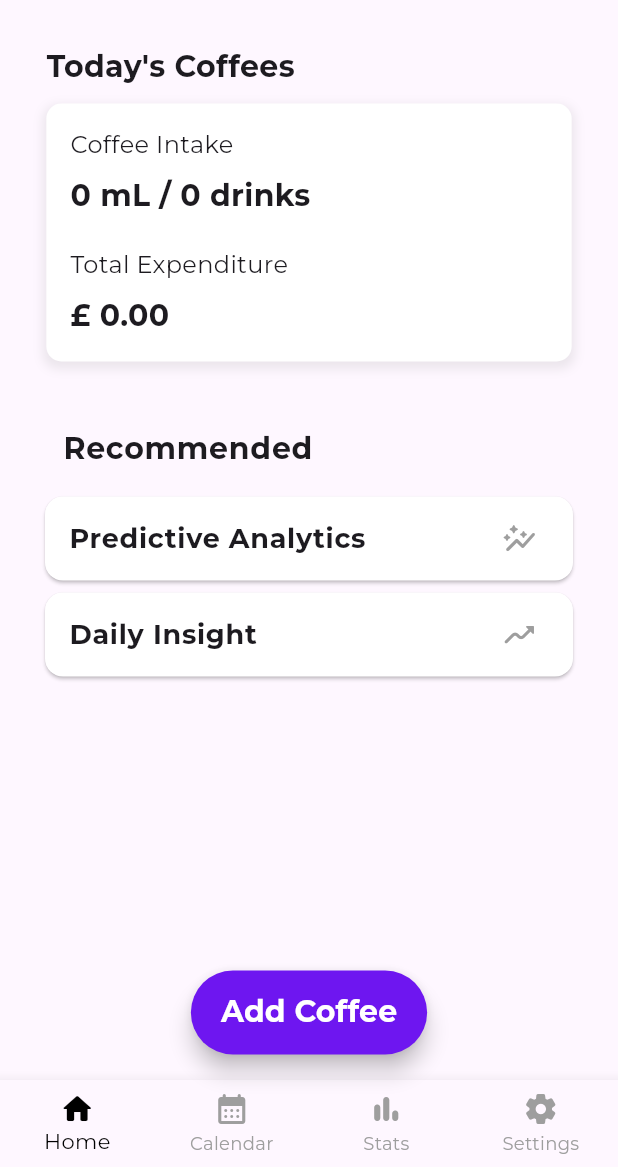
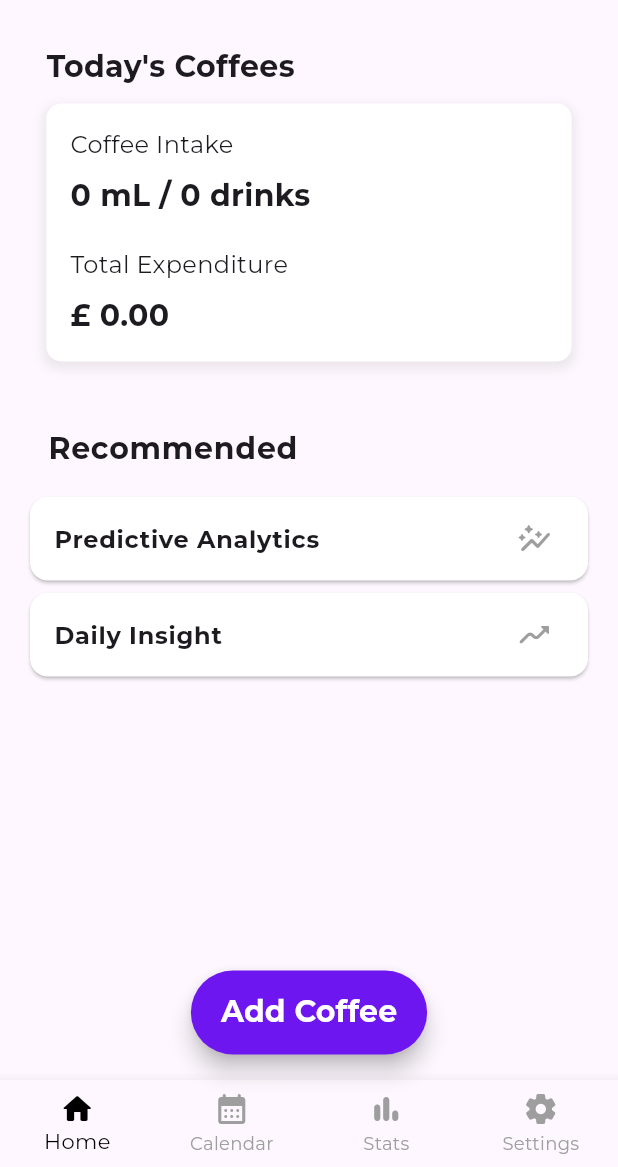
Before and after one commit to KittinatAna/coffeetracker, a Flutter app: the Home screen opened by its route, on a phone screen of 412 x 824 dp, the part 69-1236 px from its top. Run offline on Flutter 3.47's test engine with Material 3 defaults, Android fonts, the light colour scheme and no system bars; our stand-ins replace cloud_firestore, csv, device_info_plus, firebase_core, fl_chart, geocoding and 11 more; missing offline and left inert: google_mlkit_text_recognition, tflite_flutter; accounts and stored records are empty.

Commit message:
23072024_1713 Update setting.dart

```diff
--- a/coffeetracker/lib/screens/home.dart
+++ b/coffeetracker/lib/screens/home.dart
@@ -438,9 +438,7 @@ class _HomeState extends State<Home> {
     DateTime endDate;
     startDate = DateTime(currentDate.year, currentDate.month, currentDate.day - 1);
     endDate = startDate.add(const Duration(days: 2));
-      return Padding(
-      padding: const EdgeInsets.symmetric(horizontal: 10),
-      child: Column(
+      return Column(
         children: [
           ListTile(
             title: Text(
@@ -457,7 +455,7 @@ class _HomeState extends State<Home> {
               title: Text(
                 'Predictive Analytics',
                 style: GoogleFonts.montserrat(
-                  fontSize: 18,
+                  fontSize: 16,
                   fontWeight: FontWeight.bold,
                 ),
               ),
@@ -480,7 +478,7 @@ class _HomeState extends State<Home> {
               title: Text(
                 'Daily Insight',
                 style: GoogleFonts.montserrat(
-                  fontSize: 18,
+                  fontSize: 16,
                   fontWeight: FontWeight.bold,
                 ),
               ),
@@ -500,7 +498,6 @@ class _HomeState extends State<Home> {
             ),
           ),
         ],
-      ),
-    );
+      );
   }
 }
```
Also changed, not shown: coffeetracker/lib/screens/setting.dart (+20 -16 lines), coffeetracker/lib/screens/stats/predictive_analytics.dart (+7 -0 lines).
